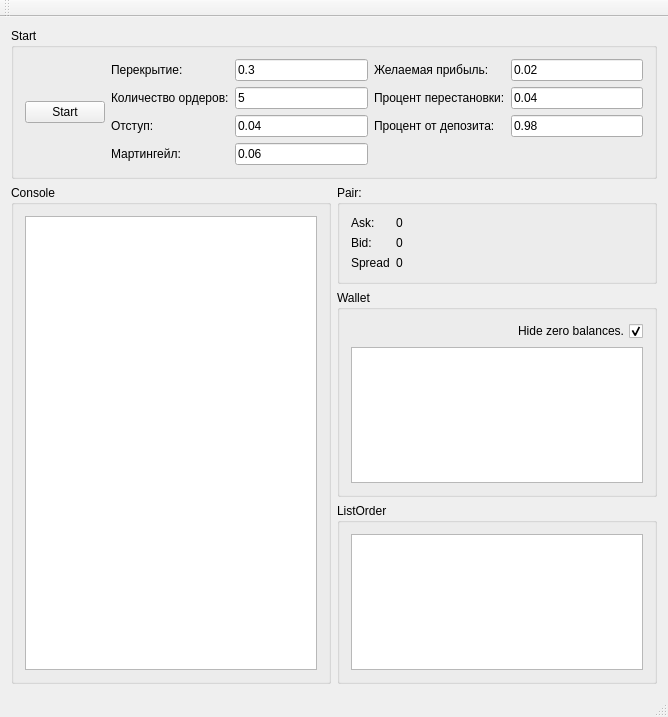
First picture: the form in mainwindow.ui, repository chiterelk/BotLivecoin, before the edit.
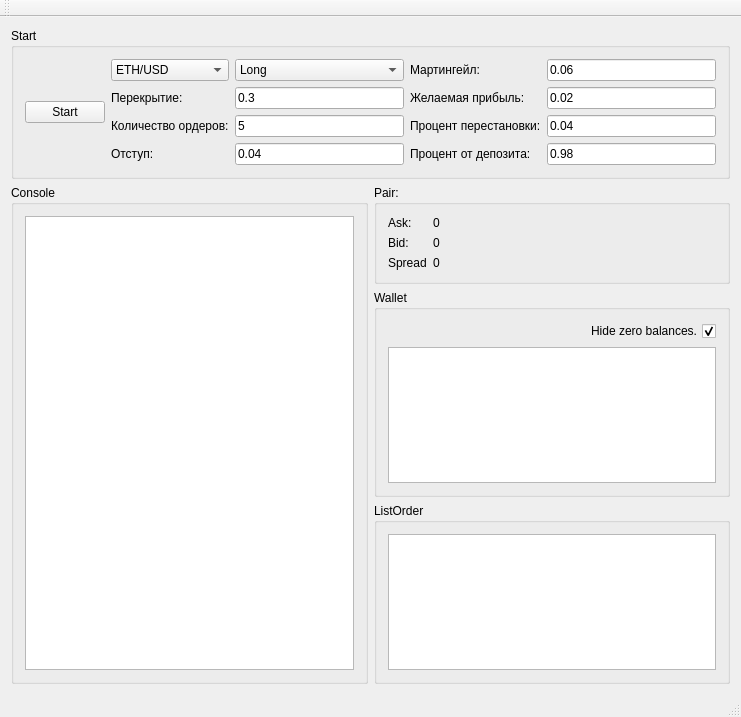
Second picture: the form after the edit.

Commit message: enough for today

```diff
--- a/mainwindow.ui
+++ b/mainwindow.ui
@@ -6,7 +6,7 @@
    <rect>
     <x>0</x>
     <y>0</y>
-    <width>668</width>
+    <width>741</width>
     <height>717</height>
    </rect>
   </property>
@@ -30,102 +30,125 @@
        </item>
        <item>
         <layout class="QGridLayout" name="gridLayout_3">
-         <item row="0" column="0">
-          <widget class="QLabel" name="label_2">
+         <item row="3" column="2">
+          <widget class="QLabel" name="label_16">
            <property name="text">
-            <string>Перекрытие:</string>
+            <string>Процент от депозита:</string>
            </property>
           </widget>
          </item>
-         <item row="0" column="1">
-          <widget class="QLineEdit" name="lineEditPerekritie">
+         <item row="3" column="3">
+          <widget class="QLineEdit" name="lineEdit_deposit">
            <property name="text">
-            <string>0.3</string>
+            <string>0.98</string>
            </property>
           </widget>
          </item>
-         <item row="0" column="2">
+         <item row="2" column="2">
+          <widget class="QLabel" name="label_14">
+           <property name="text">
+            <string>Процент перестановки:</string>
+           </property>
+          </widget>
+         </item>
+         <item row="2" column="3">
+          <widget class="QLineEdit" name="lineEditProcent">
+           <property name="text">
+            <string>0.04</string>
+           </property>
+          </widget>
+         </item>
+         <item row="1" column="2">
           <widget class="QLabel" name="label_13">
            <property name="text">
             <string>Желаемая прибыль:</string>
            </property>
           </widget>
          </item>
-         <item row="0" column="3">
+         <item row="1" column="3">
           <widget class="QLineEdit" name="lineEditProfit">
            <property name="text">
             <string>0.02</string>
            </property>
           </widget>
          </item>
-         <item row="1" column="0">
+         <item row="0" column="3">
+          <widget class="QLineEdit" name="lineEditMartingaile">
+           <property name="text">
+            <string>0.06</string>
+           </property>
+          </widget>
+         </item>
+         <item row="0" column="2">
+          <widget class="QLabel" name="label_12">
+           <property name="text">
+            <string>Мартингейл:</string>
+           </property>
+          </widget>
+         </item>
+         <item row="3" column="0">
+          <widget class="QLabel" name="label_6">
+           <property name="text">
+            <string>Отступ:</string>
+           </property>
+          </widget>
+         </item>
+         <item row="3" column="1">
+          <widget class="QLineEdit" name="lineEditOtstup">
+           <property name="text">
+            <string>0.04</string>
+           </property>
+          </widget>
+         </item>
+         <item row="2" column="0">
           <widget class="QLabel" name="label_4">
            <property name="text">
             <string>Количество ордеров:</string>
            </property>
           </widget>
          </item>
-         <item row="1" column="1">
+         <item row="2" column="1">
           <widget class="QLineEdit" name="lineEditNumberOrders">
            <property name="text">
             <string>5</string>
            </property>
           </widget>
          </item>
-         <item row="1" column="2">
-          <widget class="QLabel" name="label_14">
+         <item row="1" column="0">
+          <widget class="QLabel" name="label_2">
            <property name="text">
-            <string>Процент перестановки:</string>
+            <string>Перекрытие:</string>
            </property>
           </widget>
          </item>
-         <item row="1" column="3">
-          <widget class="QLineEdit" name="lineEditProcent">
+         <item row="1" column="1">
+          <widget class="QLineEdit" name="lineEditPerekritie">
            <property name="text">
-            <string>0.04</string>
+            <string>0.3</string>
            </property>
           </widget>
          </item>
-         <item row="2" column="0">
-          <widget class="QLabel" name="label_6">
-           <property name="text">
-            <string>Отступ:</string>
-           </property>
+         <item row="0" column="1">
+          <widget class="QComboBox" name="comboBox">
+           <item>
+            <property name="text">
+             <string>Long</string>
+            </property>
+           </item>
+           <item>
+            <property name="text">
+             <string>Short</string>
+            </property>
+           </item>
           </widget>
          </item>
-         <item row="2" column="1">
-          <widget class="QLineEdit" name="lineEditOtstup">
-           <property name="text">
-            <string>0.04</string>
-           </property>
-          </widget>
-         </item>
-         <item row="2" column="2">
-          <widget class="QLabel" name="label_16">
-           <property name="text">
-            <string>Процент от депозита:</string>
-           </property>
-          </widget>
-         </item>
-         <item row="2" column="3">
-          <widget class="QLineEdit" name="lineEdit_deposit">
-           <property name="text">
-            <string>0.98</string>
-           </property>
-          </widget>
-         </item>
-         <item row="3" column="0">
-          <widget class="QLabel" name="label_12">
-           <property name="text">
-            <string>Мартингейл:</string>
-           </property>
-          </widget>
-         </item>
-         <item row="3" column="1">
-          <widget class="QLineEdit" name="lineEditMartingaile">
-           <property name="text">
-            <string>0.06</string>
-           </property>
+         <item row="0" column="0">
+          <widget class="QComboBox" name="comboBox_2">
+           <item>
+            <property name="text">
+             <string>ETH/USD</string>
+            </property>
+           </item>
           </widget>
          </item>
         </layout>
@@ -239,6 +262,9 @@
          <property name="showGrid">
           <bool>false</bool>
          </property>
+         <attribute name="horizontalHeaderVisible">
+          <bool>true</bool>
+         </attribute>
          <attribute name="verticalHeaderVisible">
           <bool>false</bool>
          </attribute>
```
Left out of the diff: 2 changed lines with no effect on the pictures. The commit also changes 2 other files.
